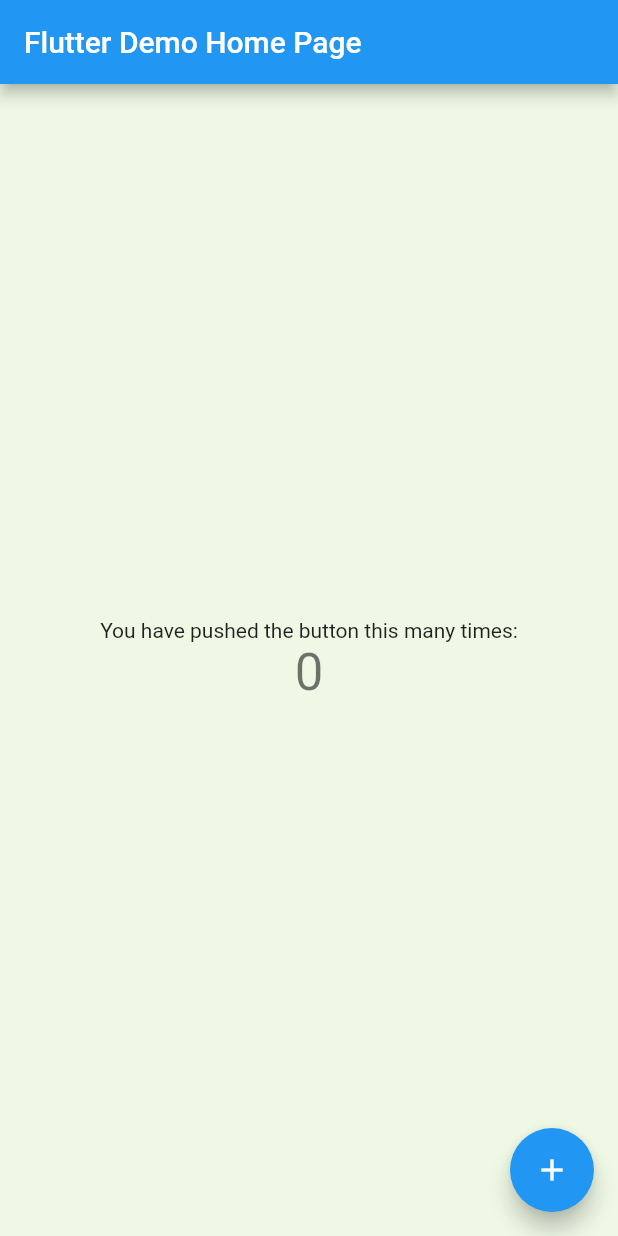
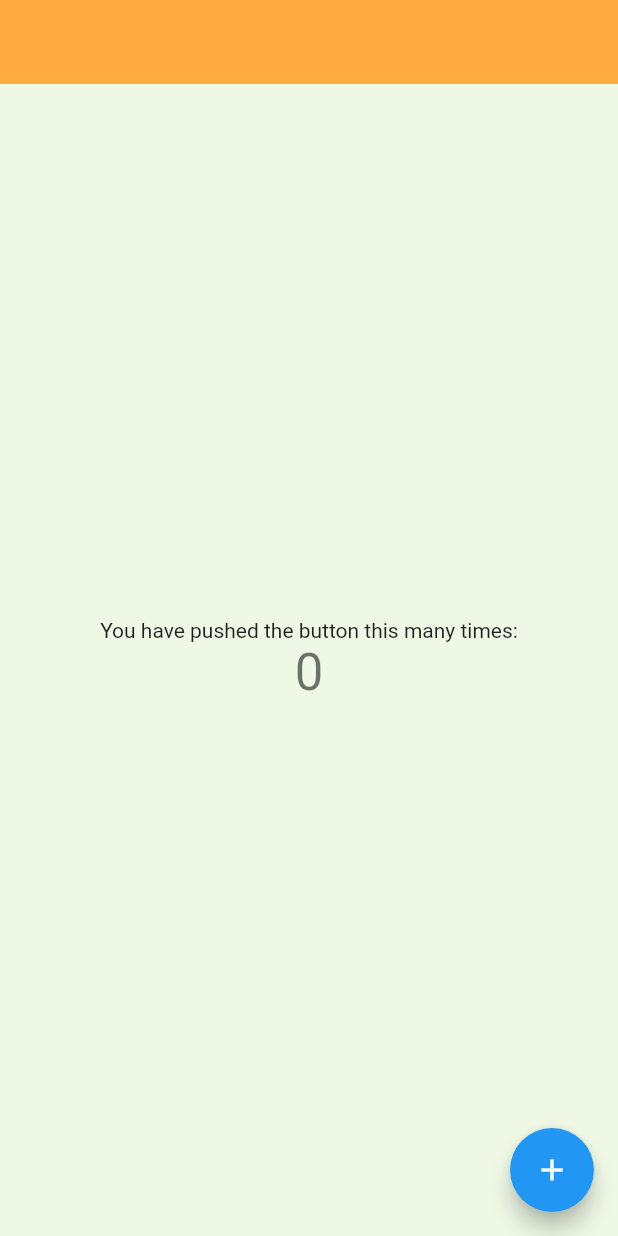
Before and after one commit to BruSD/test_app, a Flutter app: the screen it shows after launch, on a phone screen of 412 x 824 dp. Run offline on Flutter 3.47's test engine with Material 2 defaults, Android fonts, the phone set to English and light mode, and no system bars.

Commit message:
-run random color generator onClick to AppBar,

```diff
--- a/lib/main.dart
+++ b/lib/main.dart
@@ -1,6 +1,7 @@
 import 'dart:math';
 
 import 'package:flutter/material.dart';
+import 'package:flutter/rendering.dart';
 
 void main() => runApp(MyApp());
 
@@ -49,6 +50,8 @@ class _MyHomePageState extends State<MyHomePage> {
   int _counter = 0;
   Color _randomColor;
   Random _random = Random();
+  double _sBarH = 55;
+  String _sBarTitle = " ";
 
   void _incrementCounter() {
     getRandomColor();
@@ -90,29 +93,43 @@ class _MyHomePageState extends State<MyHomePage> {
     // than having to individually change instances of widgets.
     return Scaffold(
       backgroundColor: _randomColor,
-      appBar: AppBar(
-        // Here we take the value from the MyHomePage object that was created by
-        // the App.build method, and use it to set our appbar title.
-        title: Text(widget.title),
+      body: CustomScrollView(slivers: <Widget>[
+        SliverAppBar(
+          floating: true,
+          pinned: true,
+          expandedHeight: _sBarH,
+
+          backgroundColor: Colors.orangeAccent,
+          flexibleSpace: Container(
+              child: InkWell(
+            onTap: () {
+              getRandomColor();
+              setState(() {
+                if (_sBarH == 55) {
+                  _sBarH = 200;
+                  _sBarTitle =
+                      "Is this what you expect or it must be extended Appbar with own BlackJack and other stuff?:)";
+                } else {
+                  _sBarH = 55;
+                  _sBarTitle = " ";
+                }
+              });
+            },
+            child: Center(
+              child: Text(
+                _sBarTitle,
+                style: TextStyle(fontSize: 22.0, color: Colors.white),
               ),
-      body: Center(
-        // Center is a layout widget. It takes a single child and positions it
-        // in the middle of the parent.
+            ),
+          )),
+        ),
+        SliverFillRemaining(
+          child: InkWell(
+              onTap: () {
+                getRandomColor();
+              },
+              child: Center(
                 child: Column(
-          // Column is also a layout widget. It takes a list of children and
-          // arranges them vertically. By default, it sizes itself to fit its
-          // children horizontally, and tries to be as tall as its parent.
-          //
-          // Invoke "debug painting" (press "p" in the console, choose the
-          // "Toggle Debug Paint" action from the Flutter Inspector in Android
-          // Studio, or the "Toggle Debug Paint" command in Visual Studio Code)
-          // to see the wireframe for each widget.
-          //
-          // Column has various properties to control how it sizes itself and
-          // how it positions its children. Here we use mainAxisAlignment to
-          // center the children vertically; the main axis here is the vertical
-          // axis because Columns are vertical (the cross axis would be
-          // horizontal).
                   mainAxisAlignment: MainAxisAlignment.center,
                   children: <Widget>[
                     Text(
@@ -124,12 +141,14 @@ class _MyHomePageState extends State<MyHomePage> {
                     ),
                   ],
                 ),
+              )),
         ),
+      ]),
+
       floatingActionButton: FloatingActionButton(
         onPressed: _incrementCounter,
         tooltip: 'Increment',
         child: Icon(Icons.add),
-
       ), // This trailing comma makes auto-formatting nicer for build methods.
     );
   }
```
Lines whose indentation alone changed are shown as unchanged.
